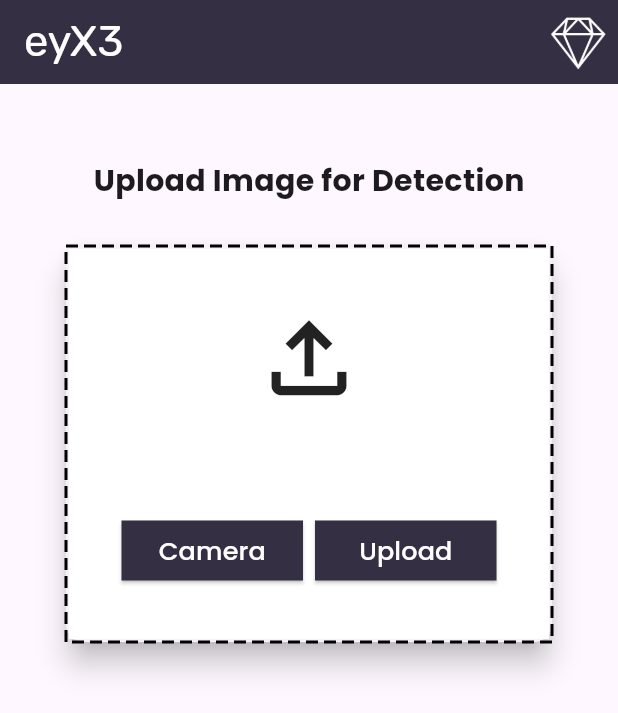
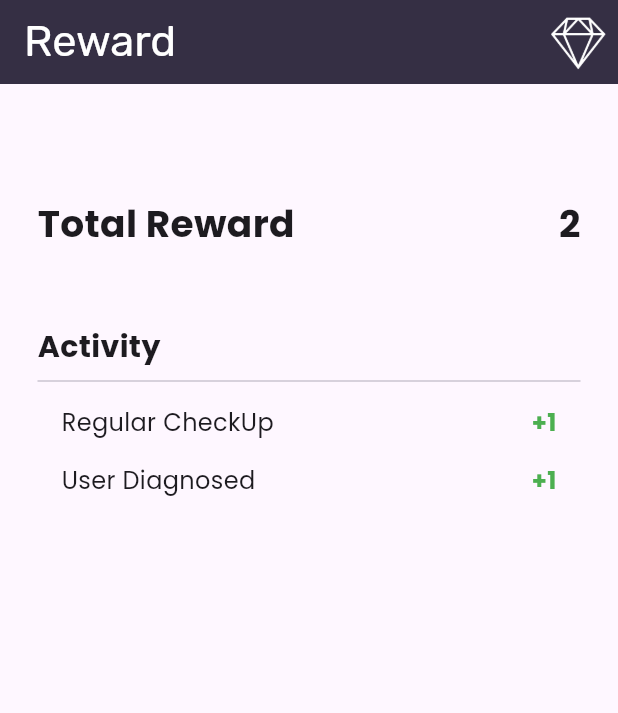
Before and after one commit to ashiqu-ali/eyX3, a Flutter app: the screen it shows after launch, on a phone screen of 412 x 824 dp. Shown: the top 713 px of the screen. Run offline on Flutter 3.47's test engine with Material 3 defaults, Android fonts, the phone set to English and light mode, and no system bars; drawn by our look-alikes of dotted_border; our stand-ins replace google_fonts.

Commit message:
reward page added

```diff
--- a/lib/components/app_bar.dart
+++ b/lib/components/app_bar.dart
@@ -5,20 +5,29 @@ import '../constants/colors.dart';
 import '../constants/size.dart';
 
 class AppBarWidget extends StatelessWidget implements PreferredSizeWidget {
+  final String title;
+
+  const AppBarWidget({super.key, required this.title});
+
   @override
   Widget build(BuildContext context) {
     return AppBar(
       title: Text(
-        'eyX3',
+        title,
         style: GoogleFonts.rubik(fontSize: 29, color: Colors.white),
       ),
       backgroundColor: background,
-      actions: [Image.asset('assets/icons/rewardIcon.png', height: 37, color: white,),
-        const SizedBox(width: xsmall)],
-      automaticallyImplyLeading: false,
+      actions: [
+        Image.asset(
+          'assets/icons/rewardIcon.png',
+          height: 37,
+          color: white,
+        ),
+        const SizedBox(width: xsmall),
+      ],
     );
   }
 
   @override
-  Size get preferredSize => Size.fromHeight(kToolbarHeight);
+  Size get preferredSize => const Size.fromHeight(kToolbarHeight);
 }
--- a/lib/constants/font_styles.dart
+++ b/lib/constants/font_styles.dart
@@ -1,7 +1,11 @@
+import 'package:eyx3/constants/size.dart';
 import 'package:google_fonts/google_fonts.dart';
 import 'package:flutter/material.dart';
 
 import 'colors.dart';
 
-TextStyle h1 = GoogleFonts.poppins(fontSize : 20, fontWeight :FontWeight.bold);
-TextStyle button = GoogleFonts.poppins(fontSize: 17, color: white);
+TextStyle h1 = GoogleFonts.poppins(fontSize : medium, fontWeight :FontWeight.bold, fontFeatures: [FontFeature.enable('sups')]);
+TextStyle h2 = GoogleFonts.poppins(fontSize : 20, fontWeight :FontWeight.bold);
+TextStyle button = GoogleFonts.poppins(fontSize: small, color: white);
+TextStyle p = GoogleFonts.poppins(fontSize: small);
+TextStyle reward = GoogleFonts.poppins(color: Colors.green, fontWeight: FontWeight.bold, fontSize: small);
--- a/lib/constants/size.dart
+++ b/lib/constants/size.dart
@@ -1,2 +1,4 @@
 const double large = 50;
+const double medium = 25;
+const double small = 16.0;
 const double xsmall = 8.0;
--- a/lib/main.dart
+++ b/lib/main.dart
@@ -1,4 +1,4 @@
-import 'package:eyx3/pages/home_page.dart';
+import 'package:eyx3/pages/reward_page.dart';
 import 'package:flutter/material.dart';
 
 main(){
@@ -12,7 +12,8 @@ class MyApp extends StatelessWidget {
   Widget build(BuildContext context) {
     return const MaterialApp(
       debugShowCheckedModeBanner: false,
-      home: HomePage(),
+      title: 'eyX3',
+      home: RewardPage(),
     );
   }
 }
--- a/lib/pages/home_page.dart
+++ b/lib/pages/home_page.dart
@@ -12,13 +12,13 @@ class HomePage extends StatelessWidget {
   @override
   Widget build(BuildContext context) {
     return Scaffold(
-      appBar: AppBarWidget(),
+      appBar: AppBarWidget(title: 'eyX3',),
       body: Column(
         children: [
           Column(
             children: [
               const SizedBox(height: large),
-              Center(child: Text('Upload Image for Detection', style: h1)),
+              Center(child: Text('Upload Image for Detection', style: h2)),
               const SizedBox(height: large / 2),
               Card(
                 elevation: xsmall,
--- /dev/null
+++ b/lib/pages/reward_page.dart
@@ -0,0 +1,69 @@
+import 'package:eyx3/components/app_bar.dart';
+import 'package:eyx3/constants/font_styles.dart';
+import 'package:eyx3/constants/size.dart';
+import 'package:flutter/material.dart';
+
+class RewardPage extends StatefulWidget {
+  const RewardPage({super.key});
+
+  @override
+  State<RewardPage> createState() => _RewardPageState();
+}
+
+class _RewardPageState extends State<RewardPage> {
+  List<String> activities = ["Regular CheckUp", "User Diagnosed"];
+  int totalReward = 0;
+
+  @override
+  void initState() {
+    super.initState();
+    totalReward = activities.length;
+  }
+
+  @override
+  Widget build(BuildContext context) {
+    return Scaffold(
+      appBar: const AppBarWidget(title: 'Reward'),
+      body: Padding(
+        padding: const EdgeInsets.all(medium),
+        child: Column(
+          children: [
+            const SizedBox(height: large),
+            Row(
+              children: [
+                Text('Total Reward', style: h1),
+                const Spacer(),
+                Text("$totalReward", style: h1),
+              ],
+            ),
+            const SizedBox(height: large),
+            Row(
+              children: [
+                Text('Activity', style: h2),
+              ],
+            ),
+            const Divider(),
+            Expanded(
+              child: ListView.builder(
+                itemCount: activities.length,
+                itemBuilder: (context, index) {
+                  return Padding(
+                    padding: const EdgeInsets.symmetric(vertical: xsmall, horizontal: 16.0),
+                    child: Row(
+                      mainAxisAlignment: MainAxisAlignment.spaceBetween,
+                      children: [
+                        Expanded(
+                          child: Text(activities[index],style: p)),
+                        Text('+1',style: reward,),
+                      ],
+                    ),
+                  );
+                },
+              ),
+            ),
+          ],
+        ),
+      ),
+    );
+  }
+}
```
